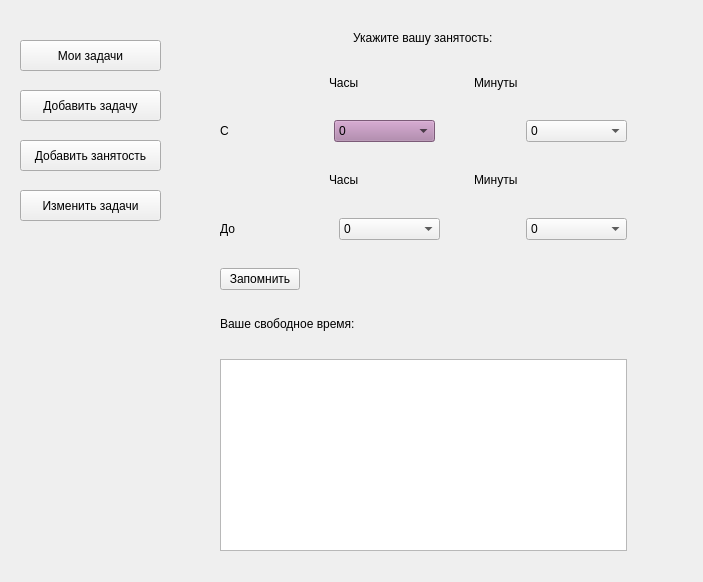
First picture: the form in keknaizer.ui, repository moevm/gui-1h2017-05, before the edit.
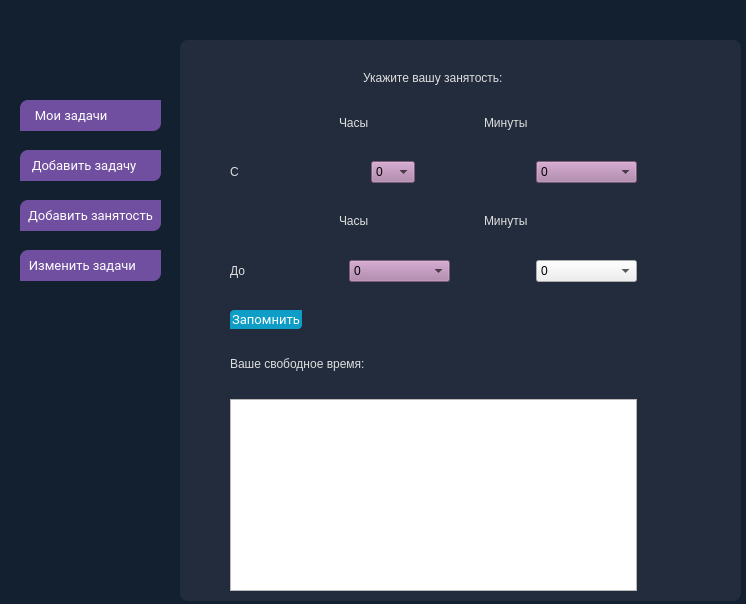
Second picture: the form after the edit. The open tabs and pages were chosen to show the change.

Diff of the .ui file:
```diff
--- a/keknaizer.ui
+++ b/keknaizer.ui
@@ -6,25 +6,33 @@
    <rect>
     <x>0</x>
     <y>0</y>
-    <width>703</width>
-    <height>582</height>
+    <width>746</width>
+    <height>604</height>
    </rect>
   </property>
   <property name="windowTitle">
    <string>keknaizer</string>
   </property>
   <property name="styleSheet">
-   <string notr="true">rgb (252, 175, 62)</string>
+   <string notr="true">QWidget#keknaizer {
+background-color:#12202f;
+}</string>
   </property>
   <widget class="QStackedWidget" name="stackedWidget">
    <property name="geometry">
     <rect>
-     <x>170</x>
-     <y>0</y>
-     <width>591</width>
-     <height>551</height>
+     <x>180</x>
+     <y>40</y>
+     <width>561</width>
+     <height>561</height>
     </rect>
    </property>
+   <property name="styleSheet">
+    <string notr="true">QStackedWidget {
+background-color:#222c3c;
+border-radius:8px;
+}</string>
+   </property>
    <property name="currentIndex">
     <number>0</number>
    </property>
@@ -297,6 +305,12 @@
           <height>0</height>
          </size>
         </property>
+        <property name="styleSheet">
+         <string notr="true">QLabel {
+color: #dfdfdf;
+font: 16px &quot;Trebuchet MS&quot;, &quot;Lucida Sans&quot;;
+}</string>
+        </property>
         <property name="text">
          <string>Укажите вашу занятость:</string>
         </property>
@@ -338,6 +352,12 @@
             <height>0</height>
            </size>
           </property>
+          <property name="styleSheet">
+           <string notr="true">QLabel {
+color: #dfdfdf;
+font: 14px &quot;Trebuchet MS&quot;, &quot;Lucida Sans&quot;;
+}</string>
+          </property>
           <property name="text">
            <string>Часы</string>
           </property>
@@ -364,6 +384,12 @@
             <height>0</height>
            </size>
           </property>
+          <property name="styleSheet">
+           <string notr="true">QLabel {
+color: #dfdfdf;
+font: 14px &quot;Trebuchet MS&quot;, &quot;Lucida Sans&quot;;
+}</string>
+          </property>
           <property name="text">
            <string>Минуты</string>
           </property>
@@ -407,6 +433,12 @@
             <height>0</height>
            </size>
           </property>
+          <property name="styleSheet">
+           <string notr="true">QLabel {
+color: #dfdfdf;
+font: 14px &quot;Trebuchet MS&quot;, &quot;Lucida Sans&quot;;
+}</string>
+          </property>
           <property name="text">
            <string>С</string>
           </property>
@@ -419,7 +451,7 @@
           </property>
           <property name="sizeHint" stdset="0">
            <size>
-            <width>88</width>
+            <width>10</width>
             <height>20</height>
            </size>
           </property>
@@ -427,9 +459,18 @@
         </item>
         <item>
          <widget class="QComboBox" name="comboBox_4">
+          <property name="enabled">
+           <bool>true</bool>
+          </property>
+          <property name="sizePolicy">
+           <sizepolicy hsizetype="Preferred" vsizetype="Fixed">
+            <horstretch>0</horstretch>
+            <verstretch>0</verstretch>
+           </sizepolicy>
+          </property>
           <property name="minimumSize">
            <size>
-            <width>101</width>
+            <width>0</width>
             <height>0</height>
            </size>
           </property>
@@ -579,6 +620,11 @@
             <height>0</height>
            </size>
           </property>
+          <property name="styleSheet">
+           <string notr="true">QComboBox {
+background-color:rgb(173, 127, 168);
+}</string>
+          </property>
           <property name="maxCount">
            <number>59</number>
           </property>
@@ -917,6 +963,12 @@
             <height>0</height>
            </size>
           </property>
+          <property name="styleSheet">
+           <string notr="true">QLabel {
+color: #dfdfdf;
+font: 14px &quot;Trebuchet MS&quot;, &quot;Lucida Sans&quot;;
+}</string>
+          </property>
           <property name="text">
            <string>Часы</string>
           </property>
@@ -943,6 +995,12 @@
             <height>0</height>
            </size>
           </property>
+          <property name="styleSheet">
+           <string notr="true">QLabel {
+color: #dfdfdf;
+font: 14px &quot;Trebuchet MS&quot;, &quot;Lucida Sans&quot;;
+}</string>
+          </property>
           <property name="text">
            <string>Минуты</string>
           </property>
@@ -995,6 +1053,12 @@
             <height>0</height>
            </size>
           </property>
+          <property name="styleSheet">
+           <string notr="true">QLabel {
+color: #dfdfdf;
+font: 14px &quot;Trebuchet MS&quot;, &quot;Lucida Sans&quot;;
+}</string>
+          </property>
           <property name="text">
            <string>До</string>
           </property>
@@ -1021,6 +1085,11 @@
             <height>0</height>
            </size>
           </property>
+          <property name="styleSheet">
+           <string notr="true">QComboBox {
+background-color:rgb(173, 127, 168);
+}</string>
+          </property>
           <property name="maxCount">
            <number>23</number>
           </property>
@@ -1491,6 +1560,25 @@
           <height>0</height>
          </size>
         </property>
+        <property name="styleSheet">
+         <string notr="true">QPushButton#pushButton_7{
+   padding: 1px 2px; 
+    font: normal 13px Roboto; 
+    border: none;
+    color: #fff; 
+    background-color: #0e9dc7;
+    transition:border .25s linear, color .25s linear,background-color .25s linear;
+    text-align: center;
+    border-bottom-right-radius:4px;
+    border-top-left-radius:4px;
+    font-family: Roboto,Helvetica Neue Light,Helvetica Neue,Helvetica,Arial,sans-serif;
+    }
+     
+QPushButton#pushButton_7:hover {
+    color: #fff; 
+    background-color: rgb(15, 179, 227);
+    }</string>
+        </property>
         <property name="text">
          <string>Запомнить</string>
         </property>
@@ -1511,6 +1599,12 @@
       </item>
       <item>
        <widget class="QLabel" name="label_20">
+        <property name="styleSheet">
+         <string notr="true">QLabel {
+color: #dfdfdf;
+font: 14px &quot;Trebuchet MS&quot;, &quot;Lucida Sans&quot;;
+}</string>
+        </property>
         <property name="text">
          <string>Ваше свободное время:</string>
         </property>
@@ -1541,37 +1635,94 @@
    <property name="geometry">
     <rect>
      <x>20</x>
-     <y>40</y>
+     <y>100</y>
      <width>141</width>
      <height>31</height>
     </rect>
    </property>
+   <property name="styleSheet">
+    <string notr="true">QPushButton#pushButton_2 {
+   padding: 1px 2px; 
+    font: normal 13px Roboto; 
+    border: none;
+    color: #fff; 
+    background-color: #704ea0;
+    transition:border .25s linear, color .25s linear,background-color .25s linear;
+    text-align: center;
+    border-bottom-right-radius:8px;
+    border-top-left-radius:8px;
+    font-family: Roboto,Helvetica Neue Light,Helvetica Neue,Helvetica,Arial,sans-serif;
+    }
+     
+QPushButton#pushButton_2:hover {
+    color: #fff; 
+    background-color: #967cb9;
+    }</string>
+   </property>
    <property name="text">
-    <string>Мои задачи</string>
+    <string>Мои задачи            </string>
    </property>
   </widget>
   <widget class="QPushButton" name="pushButton_3">
    <property name="geometry">
     <rect>
      <x>20</x>
-     <y>90</y>
+     <y>150</y>
      <width>141</width>
      <height>31</height>
     </rect>
    </property>
+   <property name="styleSheet">
+    <string notr="true">QPushButton#pushButton_3 {
+   padding: 1px 2px; 
+    font: normal 13px Roboto; 
+    border: none;
+    color: #fff; 
+    background-color: #704ea0;
+    transition:border .25s linear, color .25s linear,background-color .25s linear;
+    text-align: center;
+    border-bottom-right-radius:8px;
+    border-top-left-radius:8px; 
+    font-family: Roboto,Helvetica Neue Light,Helvetica Neue,Helvetica,Arial,sans-serif;
+    }
+     
+QPushButton#pushButton_3:hover {
+    color: #fff; 
+    background-color: #967cb9;
+    }</string>
+   </property>
    <property name="text">
-    <string>Добавить задачу</string>
+    <string>Добавить задачу    </string>
    </property>
   </widget>
   <widget class="QPushButton" name="pushButton_4">
    <property name="geometry">
     <rect>
      <x>20</x>
-     <y>140</y>
+     <y>200</y>
      <width>141</width>
      <height>31</height>
     </rect>
    </property>
+   <property name="styleSheet">
+    <string notr="true">QPushButton#pushButton_4{
+   padding: 1px 2px; 
+    font: normal 13px Roboto; 
+    border: none;
+    color: #fff; 
+    background-color: #704ea0;
+    transition:border .25s linear, color .25s linear,background-color .25s linear;
+    text-align: center;
+    border-bottom-right-radius:8px;
+    border-top-left-radius:8px;
+    font-family: Roboto,Helvetica Neue Light,Helvetica Neue,Helvetica,Arial,sans-serif;
+    }
+     
+QPushButton#pushButton_4:hover {
+    color: #fff; 
+    background-color: #967cb9;
+    }</string>
+   </property>
    <property name="text">
     <string>Добавить занятость</string>
    </property>
@@ -1580,13 +1731,32 @@
    <property name="geometry">
     <rect>
      <x>20</x>
-     <y>190</y>
+     <y>250</y>
      <width>141</width>
      <height>31</height>
     </rect>
    </property>
+   <property name="styleSheet">
+    <string notr="true">QPushButton#pushButton_5{
+   padding: 1px 2px; 
+    font: normal 13px Roboto; 
+    border: none;
+    color: #fff; 
+    background-color: #704ea0;
+    transition:border .25s linear, color .25s linear,background-color .25s linear;
+    text-align: center;
+    border-bottom-right-radius:8px;
+    border-top-left-radius:8px;
+    font-family: Roboto,Helvetica Neue Light,Helvetica Neue,Helvetica,Arial,sans-serif;
+    }
+     
+QPushButton#pushButton_5:hover {
+    color: #fff; 
+    background-color: #967cb9;
+    }</string>
+   </property>
    <property name="text">
-    <string>Изменить задачи</string>
+    <string>Изменить задачи     </string>
    </property>
   </widget>
  </widget>
```
Left out of the diff: 126 changed lines with no effect on the pictures.
